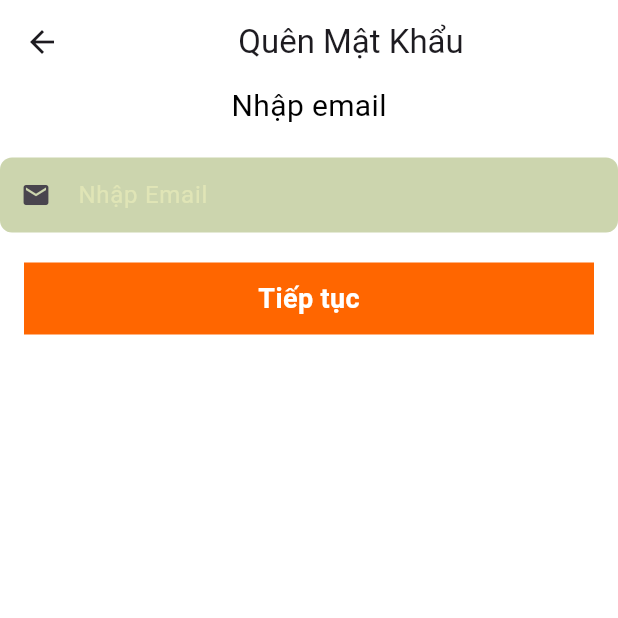
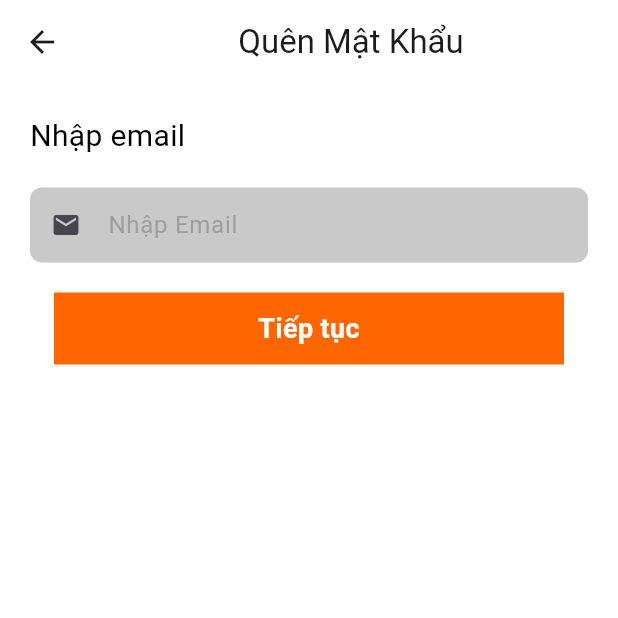
Before and after one commit to Project-1-App-order/FE-APP, a Flutter app: the screen it shows after launch, after a tap on "Quên Mật Khẩu", on a phone screen of 412 x 824 dp, the top half of it. Run offline on Flutter 3.47's test engine with Material 3 defaults, Android fonts, the phone set to English and light mode, and no system bars; our stand-ins replace bloc, equatable, flutter_bloc, flutter_otp_text_field, fluttertoast, shared_preferences and 1 more; network calls fail.

Commit message:
Update OTP

```diff
--- a/lib/screen/OTPSetting/EmailOTPScreen.dart
+++ b/lib/screen/OTPSetting/EmailOTPScreen.dart
@@ -1,35 +1,83 @@
 import 'package:flutter/cupertino.dart';
 import 'package:flutter/material.dart';
+import 'package:project_1_btl/repository/AuthRepository.dart';
 import 'package:project_1_btl/screen/OTPSetting/OTPScreen.dart';
+import 'package:project_1_btl/services/AuthService.dart';
 import 'package:project_1_btl/utils/constants.dart';
 import 'package:project_1_btl/widgets/CustomTextField.dart';
 import 'package:project_1_btl/widgets/MyAppBar.dart';
 import 'package:project_1_btl/widgets/MyButton.dart';
 import 'package:project_1_btl/widgets/MyText.dart';
 
-class EmailOTPScreen extends StatelessWidget {
+class EmailOTPScreen extends StatefulWidget {
   final Size size;
   const EmailOTPScreen({super.key, required this.size});
+
+  @override
+  _EmailOTPScreenState createState() => _EmailOTPScreenState();
+}
+
+class _EmailOTPScreenState extends State<EmailOTPScreen> {
+  final TextEditingController _emailController = TextEditingController();
+  final AuthService _authService = AuthService();
+  late final AuthRepository _authRepository;
+
+  @override
+  void initState() {
+    super.initState();
+    _authRepository = AuthRepository(_authService);
+  }
+
+  void _sendOTP() async {
+    String email = _emailController.text.trim();
+
+    if (email.isEmpty) {
+      _showMessage('Please enter your email');
+      return;
+    }
+
+    try {
+      String result = await _authRepository.sendOTP(email);
+      _showMessage(result);
+      // Navigate to the OTP screen if successful
+      Navigator.push(context, MaterialPageRoute(builder: (context) => OTPScreen(size: widget.size, email: email,)));
+    } catch (e) {
+      _showMessage('Error: Failed to send OTP');
+    }
+  }
+
+  void _showMessage(String message) {
+    ScaffoldMessenger.of(context).showSnackBar(SnackBar(content: Text(message)));
+  }
 
   @override
   Widget build(BuildContext context) {
     return Scaffold(
       backgroundColor: Colors.white,
       appBar: MyAppBar(title: "Quên Mật Khẩu",),
-      body: Column(
+      body: Padding(
+        padding: const EdgeInsets.all(20.0),
+        child: Column(
+          crossAxisAlignment: CrossAxisAlignment.start,
           children: [
             MyText(text: "Nhập email", size: 20, color: Colors.black, weight: FontWeight.w300),
             SizedBox(height: 20,),
-          CustomTextField(hintText: "Nhập Email",icon: Icons.email, iconSize: 20, background: ColorApp.sageGray, hintColor: ColorApp.lightGrayBeige, height: 50),
-          SizedBox(height:20,),
+            CustomTextField(
+                controller: _emailController,  // Assign the controller here
+                hintText: "Nhập Email",
+                icon: Icons.email,
+                iconSize: 20,
+                background: Color(0xffc9c9c9),
+                hintColor: Colors.grey,
+                height: 50
+            ),
+            SizedBox(height: 20,),
             InkWell(
-            child: MyButton(size: size, title: "Tiếp tục"),
-            onTap: (){
-              Navigator.push(context, MaterialPageRoute(builder: (context) => OTPScreen(size: size,)));
-            },
+              child: MyButton(size: widget.size, title: "Tiếp tục"),
+              onTap: _sendOTP,  // Call the sendOTP function when tapped
             )
-
           ],
+        ),
       ),
     );
   }
```
Also changed, not shown: lib/screen/OTPSetting/ChangePasswordScreen.dart (+64 -6 lines), lib/screen/OTPSetting/OTPScreen.dart (+60 -26 lines). Lines whose indentation alone changed are shown as unchanged.
